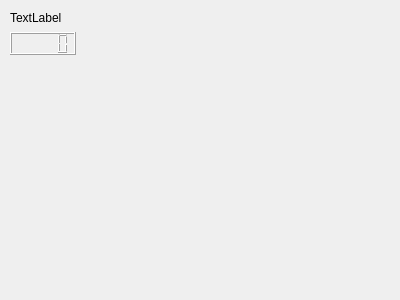
Before: the Qt Designer form src/countdowntimer.ui in DC23/practice-timer, drawn with Qt 5.
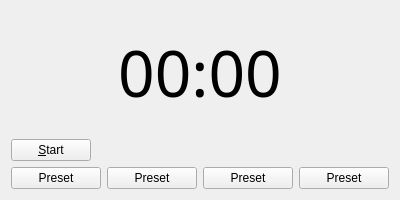
After: the same form once the commit is applied.

Commit message: refined placeholder timer widget

What changed in the file:
```diff
--- a/src/countdowntimer.ui
+++ b/src/countdowntimer.ui
@@ -7,34 +7,98 @@
     <x>0</x>
     <y>0</y>
     <width>400</width>
-    <height>300</height>
+    <height>200</height>
    </rect>
   </property>
+  <property name="minimumSize">
+   <size>
+    <width>400</width>
+    <height>200</height>
+   </size>
+  </property>
   <property name="windowTitle">
    <string>Form</string>
   </property>
-  <widget class="QWidget" name="">
-   <property name="geometry">
-    <rect>
-     <x>10</x>
-     <y>10</y>
-     <width>66</width>
-     <height>45</height>
-    </rect>
-   </property>
-   <layout class="QVBoxLayout" name="verticalLayout">
-    <item>
-     <widget class="QLabel" name="label">
-      <property name="text">
-       <string>TextLabel</string>
-      </property>
-     </widget>
-    </item>
-    <item>
-     <widget class="QLCDNumber" name="lcdNumber"/>
-    </item>
-   </layout>
-  </widget>
+  <layout class="QVBoxLayout" name="verticalLayout">
+   <item>
+    <widget class="QLabel" name="label">
+     <property name="font">
+      <font>
+       <family>Droid Sans Mono</family>
+       <pointsize>48</pointsize>
+      </font>
+     </property>
+     <property name="text">
+      <string notr="true">00:00</string>
+     </property>
+     <property name="textFormat">
+      <enum>Qt::AutoText</enum>
+     </property>
+     <property name="alignment">
+      <set>Qt::AlignCenter</set>
+     </property>
+     <property name="textInteractionFlags">
+      <set>Qt::NoTextInteraction</set>
+     </property>
+    </widget>
+   </item>
+   <item>
+    <layout class="QHBoxLayout" name="horizontalLayout">
+     <item>
+      <widget class="QPushButton" name="startStop">
+       <property name="text">
+        <string>&amp;Start</string>
+       </property>
+      </widget>
+     </item>
+     <item>
+      <spacer name="horizontalSpacer">
+       <property name="orientation">
+        <enum>Qt::Horizontal</enum>
+       </property>
+       <property name="sizeHint" stdset="0">
+        <size>
+         <width>40</width>
+         <height>20</height>
+        </size>
+       </property>
+      </spacer>
+     </item>
+    </layout>
+   </item>
+   <item>
+    <layout class="QHBoxLayout" name="horizontalLayout_3">
+     <item>
+      <widget class="QPushButton" name="preset1">
+       <property name="text">
+        <string>Preset</string>
+       </property>
+      </widget>
+     </item>
+     <item>
+      <widget class="QPushButton" name="preset2">
+       <property name="text">
+        <string>Preset</string>
+       </property>
+      </widget>
+     </item>
+     <item>
+      <widget class="QPushButton" name="preset3">
+       <property name="text">
+        <string>Preset</string>
+       </property>
+      </widget>
+     </item>
+     <item>
+      <widget class="QPushButton" name="preset4">
+       <property name="text">
+        <string>Preset</string>
+       </property>
+      </widget>
+     </item>
+    </layout>
+   </item>
+  </layout>
  </widget>
  <resources/>
  <connections/>
```
The commit also changes 1 other file.
